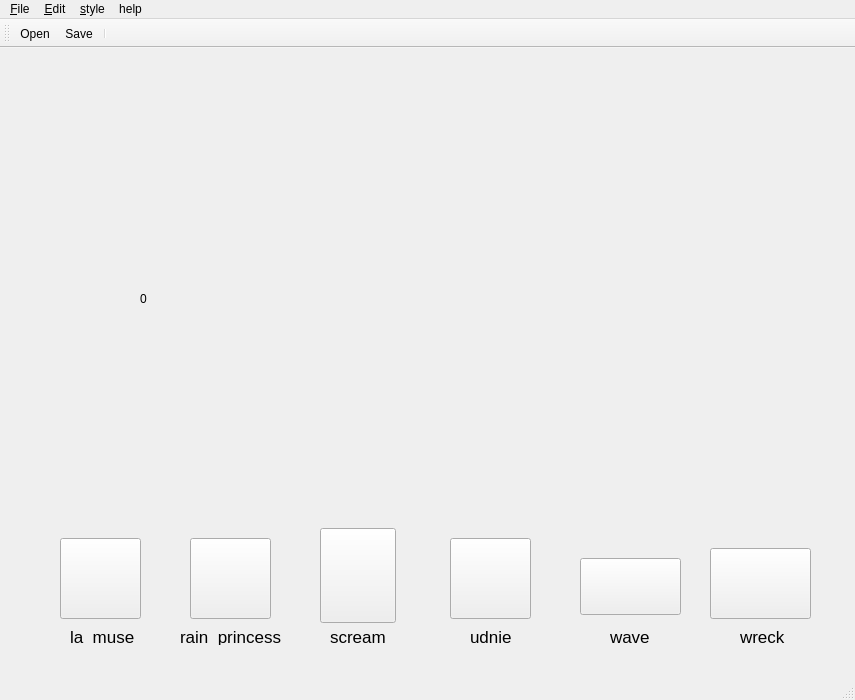
First picture: the form in MainWindow.ui, repository songh1024/prisma-project, before the edit.
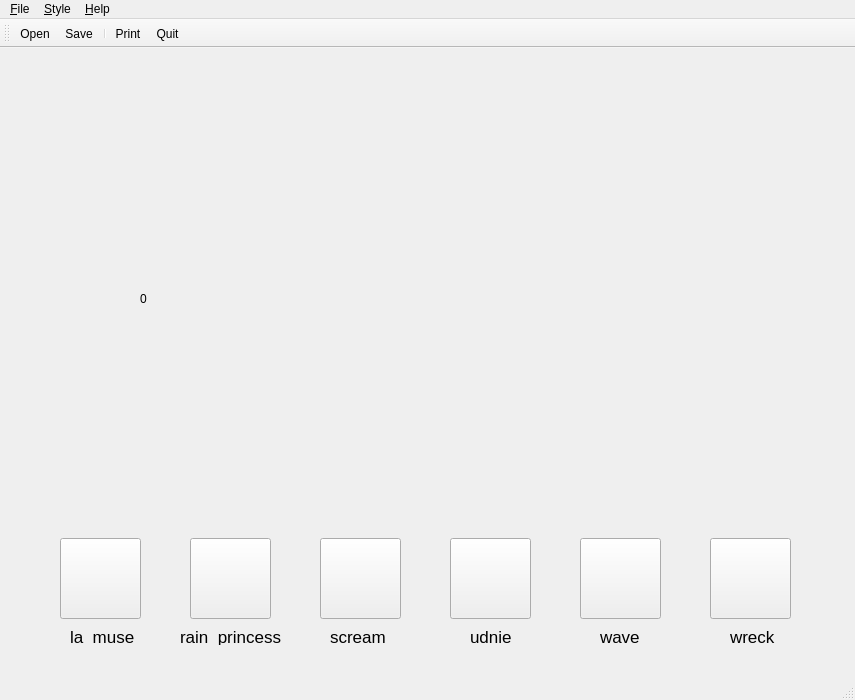
Second picture: the form after the edit. Icons and pictures are not drawn.

Patch:
```diff
--- a/MainWindow.ui
+++ b/MainWindow.ui
@@ -102,7 +102,7 @@
    <widget class="QLabel" name="label_5">
     <property name="geometry">
      <rect>
-      <x>610</x>
+      <x>600</x>
       <y>580</y>
       <width>67</width>
       <height>17</height>
@@ -120,7 +120,7 @@
    <widget class="QLabel" name="label_6">
     <property name="geometry">
      <rect>
-      <x>740</x>
+      <x>730</x>
       <y>580</y>
       <width>67</width>
       <height>17</height>
@@ -185,9 +185,9 @@
     <property name="geometry">
      <rect>
       <x>320</x>
-      <y>480</y>
-      <width>76</width>
-      <height>95</height>
+      <y>490</y>
+      <width>81</width>
+      <height>81</height>
      </rect>
     </property>
     <property name="text">
@@ -199,8 +199,8 @@
     </property>
     <property name="iconSize">
      <size>
-      <width>78</width>
-      <height>95</height>
+      <width>80</width>
+      <height>80</height>
      </size>
     </property>
    </widget>
@@ -237,9 +237,9 @@
     <property name="geometry">
      <rect>
       <x>580</x>
-      <y>510</y>
-      <width>101</width>
-      <height>57</height>
+      <y>490</y>
+      <width>81</width>
+      <height>81</height>
      </rect>
     </property>
     <property name="text">
@@ -251,8 +251,8 @@
     </property>
     <property name="iconSize">
      <size>
-      <width>100</width>
-      <height>100</height>
+      <width>80</width>
+      <height>80</height>
      </size>
     </property>
    </widget>
@@ -260,9 +260,9 @@
     <property name="geometry">
      <rect>
       <x>710</x>
-      <y>500</y>
-      <width>101</width>
-      <height>71</height>
+      <y>490</y>
+      <width>81</width>
+      <height>81</height>
      </rect>
     </property>
     <property name="text">
@@ -274,8 +274,8 @@
     </property>
     <property name="iconSize">
      <size>
-      <width>100</width>
-      <height>100</height>
+      <width>80</width>
+      <height>80</height>
      </size>
     </property>
    </widget>
@@ -301,14 +301,9 @@
     <addaction name="separator"/>
     <addaction name="actionQuit"/>
    </widget>
-   <widget class="QMenu" name="menuEdit">
-    <property name="title">
-     <string>&amp;Edit</string>
-    </property>
-   </widget>
    <widget class="QMenu" name="menustyle">
     <property name="title">
-     <string>&amp;style</string>
+     <string>&amp;Style</string>
     </property>
     <addaction name="actionla_muse"/>
     <addaction name="actionrain_princess"/>
@@ -319,11 +314,10 @@
    </widget>
    <widget class="QMenu" name="menuhelp">
     <property name="title">
-     <string>help</string>
+     <string>&amp;Help</string>
     </property>
    </widget>
    <addaction name="menuFile"/>
-   <addaction name="menuEdit"/>
    <addaction name="menustyle"/>
    <addaction name="menuhelp"/>
   </widget>
@@ -341,6 +335,8 @@
    <addaction name="actionOpen_File"/>
    <addaction name="actionSave"/>
    <addaction name="separator"/>
+   <addaction name="actionPrint"/>
+   <addaction name="actionQuit"/>
   </widget>
   <action name="actionNew_File">
    <property name="icon">
```
Left out of the diff: 13 changed lines with no effect on the pictures.
